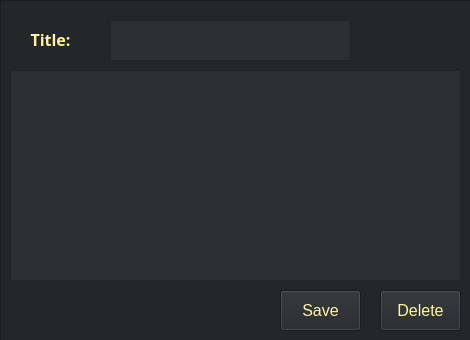
The window that UI_files/Notes/notes_create_form.ui (KuroNeko717/Cue) describes before a commit, drawn with Qt 5.
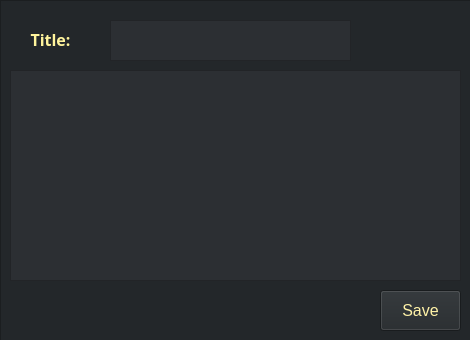
The same window after the commit.

Commit message: update the UI files for no resizing ~Liao

```diff
--- a/UI_files/Notes/notes_create_form.ui
+++ b/UI_files/Notes/notes_create_form.ui
@@ -84,7 +84,7 @@
    <widget class="QPushButton" name="save_button_n_c">
     <property name="geometry">
      <rect>
-      <x>280</x>
+      <x>380</x>
       <y>290</y>
       <width>81</width>
       <height>41</height>
@@ -106,28 +106,6 @@
      <string>Save</string>
     </property>
    </widget>
-   <widget class="QPushButton" name="delete_button_n_c">
-    <property name="geometry">
-     <rect>
-      <x>380</x>
-      <y>290</y>
-      <width>81</width>
-      <height>41</height>
-     </rect>
-    </property>
-    <property name="font">
-     <font>
-      <family>Arial</family>
-      <pointsize>12</pointsize>
-     </font>
-    </property>
-    <property name="styleSheet">
-     <string notr="true">color: rgb(255, 244, 156);</string>
-    </property>
-    <property name="text">
-     <string>Delete</string>
-    </property>
-   </widget>
    <widget class="QTextEdit" name="title_textedit_n_c">
     <property name="geometry">
      <rect>
```
The commit also changes 3 other files.
